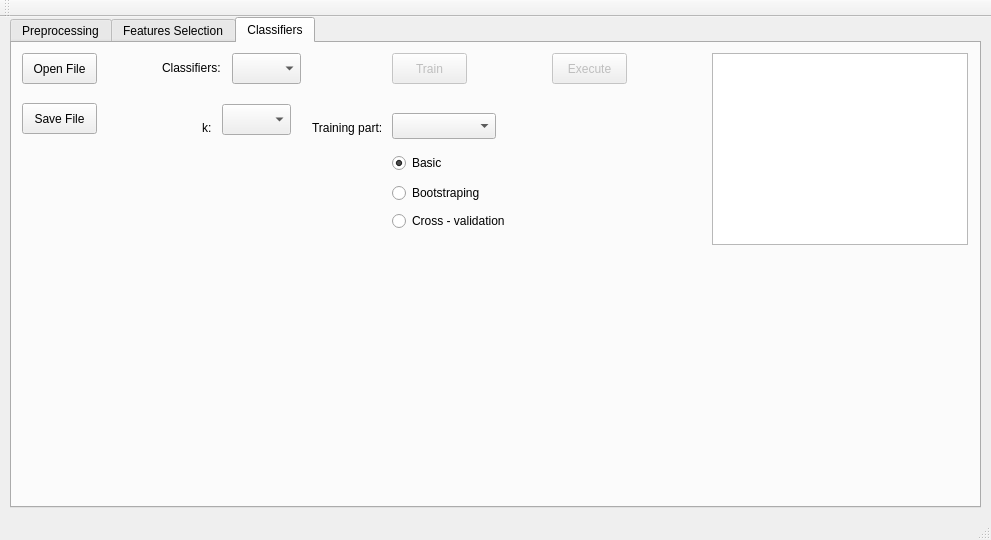
First picture: the form in SMPD/mainwindow.ui, repository Jack53416/SMPD, before the edit.
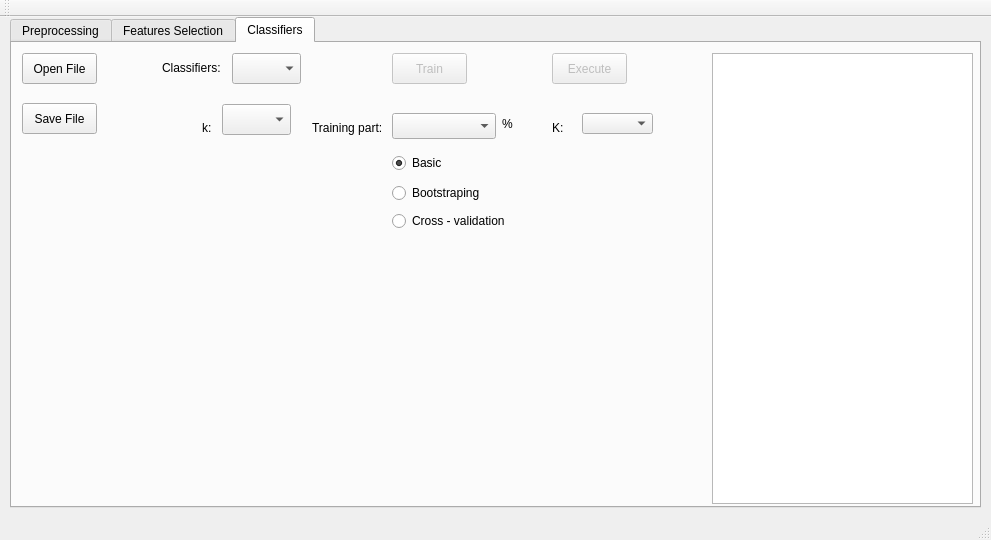
Second picture: the form after the edit.

```diff
--- a/SMPD/mainwindow.ui
+++ b/SMPD/mainwindow.ui
@@ -308,8 +308,8 @@
        <rect>
         <x>700</x>
         <y>10</y>
-        <width>256</width>
-        <height>192</height>
+        <width>261</width>
+        <height>451</height>
        </rect>
       </property>
      </widget>
@@ -365,6 +365,42 @@
        <string>Cross - validation</string>
       </property>
      </widget>
+     <widget class="QLabel" name="labelTrainUnit">
+      <property name="geometry">
+       <rect>
+        <x>490</x>
+        <y>70</y>
+        <width>51</width>
+        <height>21</height>
+       </rect>
+      </property>
+      <property name="text">
+       <string>%</string>
+      </property>
+     </widget>
+     <widget class="QComboBox" name="CcomboBootstrapK">
+      <property name="geometry">
+       <rect>
+        <x>570</x>
+        <y>70</y>
+        <width>71</width>
+        <height>21</height>
+       </rect>
+      </property>
+     </widget>
+     <widget class="QLabel" name="ClabelBootstrapK">
+      <property name="geometry">
+       <rect>
+        <x>540</x>
+        <y>70</y>
+        <width>31</width>
+        <height>31</height>
+       </rect>
+      </property>
+      <property name="text">
+       <string>&lt;html&gt;&lt;head/&gt;&lt;body&gt;&lt;p&gt;&lt;span style=&quot; font-size:9pt;&quot;&gt; K:&lt;/span&gt;&lt;/p&gt;&lt;/body&gt;&lt;/html&gt;</string>
+      </property>
+     </widget>
     </widget>
    </widget>
   </widget>
```
Left out of the diff: 8 changed lines with no effect on the pictures.
